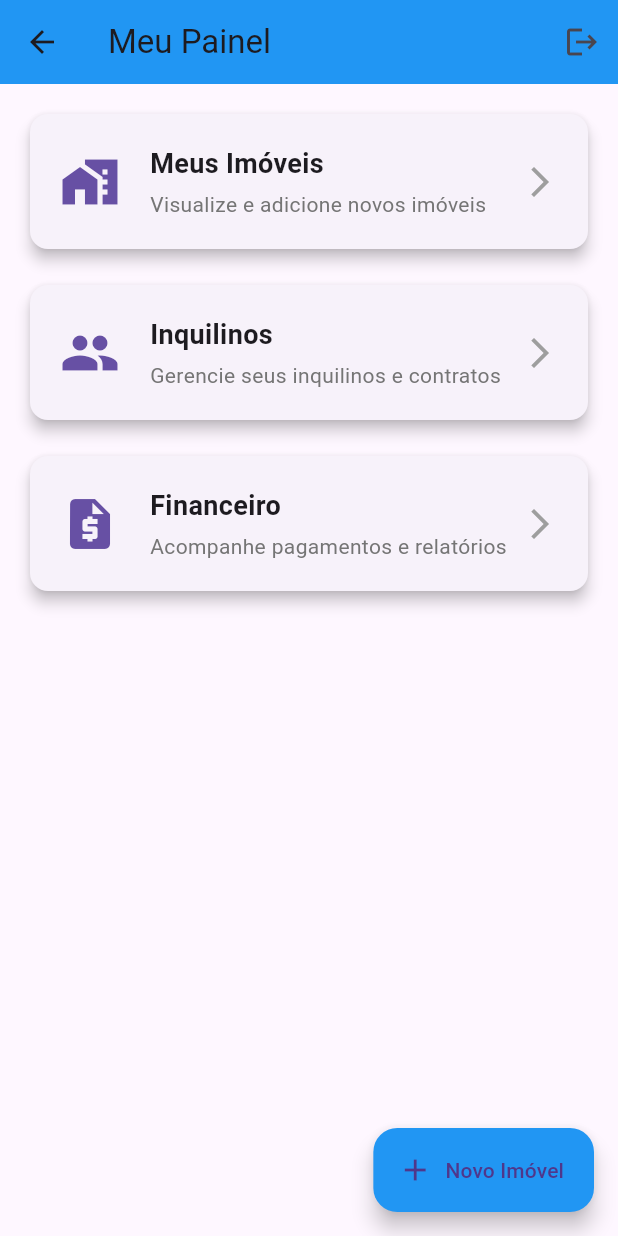
After one commit to DiegoRodrigues1988/Gest-o_Aluguel, a Flutter app: the LandlordDashboardPage screen opened by its route, on a phone screen of 412 x 824 dp. The commit adds this screen. Run offline on Flutter 3.47's test engine with Material 3 defaults, Android fonts, the phone set to English and light mode, and no system bars; our stand-ins replace sqflite; accounts and stored records are empty.

Commit message:
feat: Adiciona arquitetura e dashboard do proprietário

```diff
--- a/lib/pages/register_page.dart
+++ b/lib/pages/auth/register_page.dart
@@ -1,3 +1,5 @@
+// Caminho: lib/pages/auth/register_page.dart
+
 import 'package:flutter/material.dart';
 import 'package:gestao_aluguel/data/user_repository.dart';
 import 'package:gestao_aluguel/models/user.dart';
@@ -29,7 +31,6 @@ class _RegisterPageState extends State<RegisterPage> {
       ),
       body: Padding(
         padding: const EdgeInsets.all(20.0),
-        // Adicionado para permitir rolagem
         child: SingleChildScrollView(
           child: Form(
             key: _formKey,
--- /dev/null
+++ b/lib/pages/landlord/landlord_dashboard_page.dart
@@ -0,0 +1,116 @@
+// Caminho: lib/pages/landlord/landlord_dashboard_page.dart
+
+import 'package:flutter/material.dart';
+
+class LandlordDashboardPage extends StatefulWidget {
+  const LandlordDashboardPage({super.key});
+
+  @override
+  State<LandlordDashboardPage> createState() => _LandlordDashboardPageState();
+}
+
+class _LandlordDashboardPageState extends State<LandlordDashboardPage> {
+  @override
+  Widget build(BuildContext context) {
+    return Scaffold(
+      appBar: AppBar(
+        title: const Text('Meu Painel'),
+        backgroundColor: Colors.blue,
+        actions: [
+          IconButton(
+            icon: const Icon(Icons.logout),
+            onPressed: () {
+              // Navega de volta para a tela de login
+              Navigator.of(context).pushReplacementNamed('/login');
+            },
+          ),
+        ],
+      ),
+      body: ListView(
+        padding: const EdgeInsets.all(16.0),
+        children: [
+          _buildDashboardCard(
+            context,
+            icon: Icons.home_work,
+            title: 'Meus Imóveis',
+            subtitle: 'Visualize e adicione novos imóveis',
+            onTap: () {
+              // Ação futura: Navegar para a lista de imóveis
+            },
+          ),
+          const SizedBox(height: 16),
+          _buildDashboardCard(
+            context,
+            icon: Icons.people,
+            title: 'Inquilinos',
+            subtitle: 'Gerencie seus inquilinos e contratos',
+            onTap: () {
+              // Ação futura: Navegar para a lista de inquilinos
+            },
+          ),
+          const SizedBox(height: 16),
+          _buildDashboardCard(
+            context,
+            icon: Icons.request_quote,
+            title: 'Financeiro',
+            subtitle: 'Acompanhe pagamentos e relatórios',
+            onTap: () {
+              // Ação futura: Navegar para a área financeira
+            },
+          ),
+        ],
+      ),
+      floatingActionButton: FloatingActionButton.extended(
+        onPressed: () {
+          // Ação futura: Navegar para a tela de adicionar novo imóvel
+        },
+        label: const Text('Novo Imóvel'),
+        icon: const Icon(Icons.add),
+        backgroundColor: Colors.blue,
+      ),
+    );
+  }
+
+  Widget _buildDashboardCard(
+    BuildContext context, {
+    required IconData icon,
+    required String title,
+    required String subtitle,
+    required VoidCallback onTap,
+  }) {
+    return Card(
+      elevation: 4.0,
+      shape: RoundedRectangleBorder(borderRadius: BorderRadius.circular(12)),
+      child: InkWell(
+        onTap: onTap,
+        borderRadius: BorderRadius.circular(12),
+        child: Padding(
+          padding: const EdgeInsets.all(20.0),
+          child: Row(
+            children: [
+              Icon(icon, size: 40, color: Theme.of(context).primaryColor),
+              const SizedBox(width: 20),
+              Expanded(
+                child: Column(
+                  crossAxisAlignment: CrossAxisAlignment.start,
+                  children: [
+                    Text(
+                      title,
+                      style: const TextStyle(
+                        fontWeight: FontWeight.bold,
+                        fontSize: 18,
+                      ),
+                    ),
+                    const SizedBox(height: 4),
+                    Text(subtitle, style: TextStyle(color: Colors.grey[600])),
+                  ],
+                ),
+              ),
+              const Icon(Icons.arrow_forward_ios, color: Colors.grey),
+            ],
+          ),
+        ),
+      ),
+    );
+  }
+}
```
Also changed, not shown: lib/data/database_helper.dart (+14 -5 lines), lib/data/property_repository.dart (added, +30 -0 lines), lib/main.dart (+11 -2 lines), lib/models/property.dart (added, +35 -0 lines), lib/pages/auth/login_page.dart (renamed from lib/pages/login_page.dart, +10 -6 lines), 1 other file.
